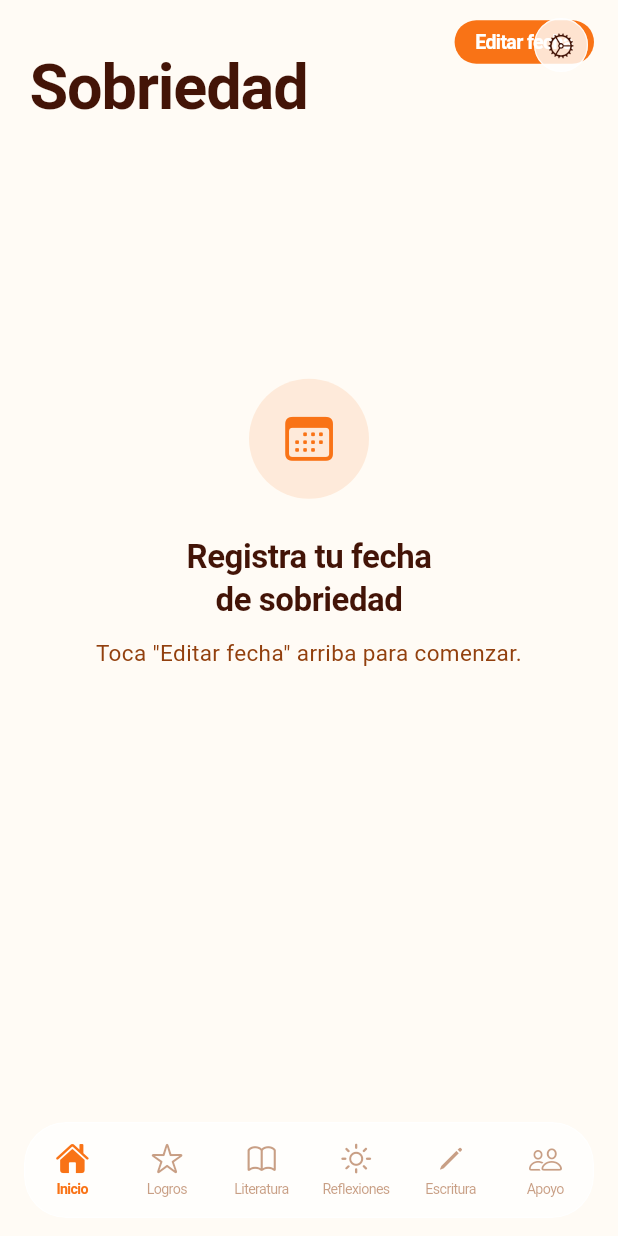
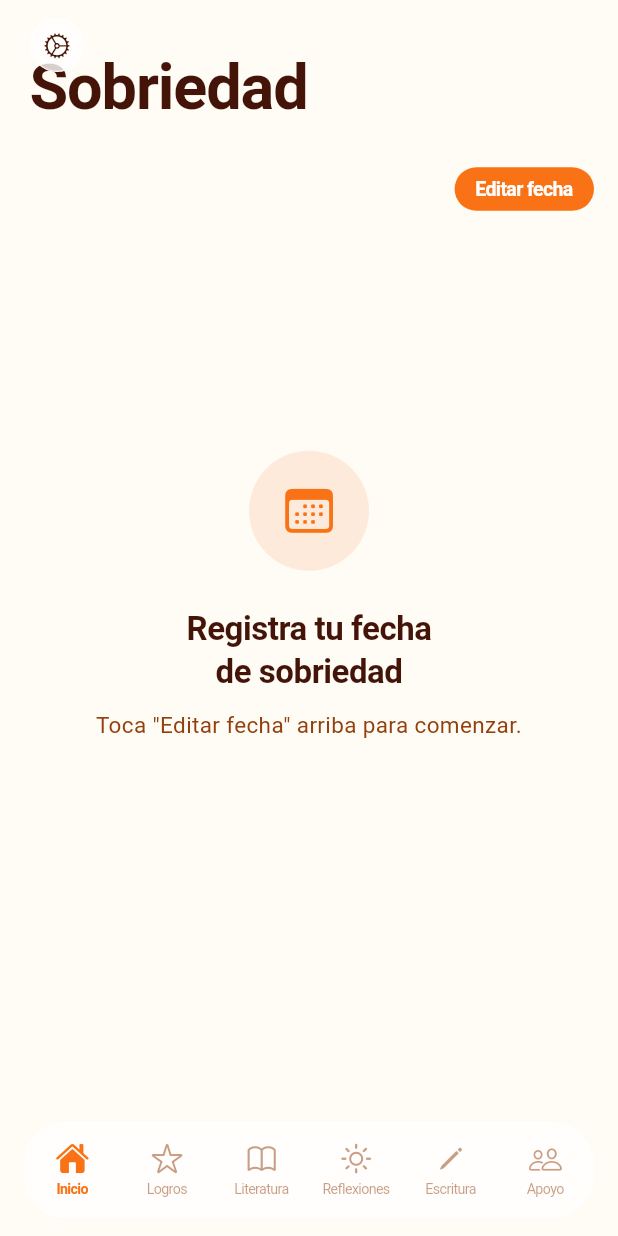
Before and after one commit to Emilop10/aa-app, a Flutter app: the screen it shows after launch, on a phone screen of 412 x 824 dp. Run offline on Flutter 3.47's test engine with Material 3 defaults, Android fonts, the phone set to English and light mode, and no system bars; our stand-ins replace flutter_local_notifications, flutter_native_timezone, percent_indicator, share_plus, shared_preferences, table_calendar and 1 more; missing offline and left inert: syncfusion_flutter_pdfviewer, vocsy_epub_viewer.

```diff
--- a/app/lib/sobriety_counter.dart
+++ b/app/lib/sobriety_counter.dart
@@ -83,11 +83,11 @@ class _SobrietyCounterAppState extends State<SobrietyCounterApp> {
             index: _currentIndex,
             children: screens,
           ),
-          // Settings button overlay (top-right, only visible on index 0)
+          // Settings button overlay (top-left, only visible on index 0)
           if (_currentIndex == 0)
             Positioned(
               top: MediaQuery.of(context).padding.top + 8,
-              right: 16,
+              left: 16,
               child: CupertinoButton(
                 padding: EdgeInsets.zero,
                 onPressed: _openSettings,
--- a/app/lib/sobriety_counter_screen.dart
+++ b/app/lib/sobriety_counter_screen.dart
@@ -38,12 +38,26 @@ class _SobrietyCounterState extends State<SobrietyCounter>
   _TimeBreakdown timeBreakdown =
       _TimeBreakdown(years: 0, months: 0, days: 0, totalDays: 0);
   Timer? _timer;
+
+  // Animación de pulso en el número grande
   late AnimationController _pulseController;
   late Animation<double> _pulseAnimation;
+
+  // Animación de entrada de las cards
+  late AnimationController _entryController;
+  late Animation<double> _heroFade;
+  late Animation<Offset> _heroSlide;
+  late Animation<double> _card1Fade;
+  late Animation<Offset> _card1Slide;
+  late Animation<double> _card2Fade;
+  late Animation<Offset> _card2Slide;
+  late Animation<double> _card3Fade;
+  late Animation<Offset> _card3Slide;
 
   @override
   void initState() {
     super.initState();
+
     _pulseController = AnimationController(
       vsync: this,
       duration: const Duration(seconds: 3),
@@ -51,6 +65,32 @@ class _SobrietyCounterState extends State<SobrietyCounter>
     _pulseAnimation = Tween<double>(begin: 0.97, end: 1.03).animate(
       CurvedAnimation(parent: _pulseController, curve: Curves.easeInOut),
     );
+
+    _entryController = AnimationController(
+      vsync: this,
+      duration: const Duration(milliseconds: 900),
+    );
+
+    _heroFade  = Tween<double>(begin: 0, end: 1).animate(
+        CurvedAnimation(parent: _entryController, curve: const Interval(0.0, 0.5, curve: Curves.easeOut)));
+    _heroSlide = Tween<Offset>(begin: const Offset(0, 0.08), end: Offset.zero).animate(
+        CurvedAnimation(parent: _entryController, curve: const Interval(0.0, 0.5, curve: Curves.easeOut)));
+
+    _card1Fade  = Tween<double>(begin: 0, end: 1).animate(
+        CurvedAnimation(parent: _entryController, curve: const Interval(0.25, 0.65, curve: Curves.easeOut)));
+    _card1Slide = Tween<Offset>(begin: const Offset(0, 0.1), end: Offset.zero).animate(
+        CurvedAnimation(parent: _entryController, curve: const Interval(0.25, 0.65, curve: Curves.easeOut)));
+
+    _card2Fade  = Tween<double>(begin: 0, end: 1).animate(
+        CurvedAnimation(parent: _entryController, curve: const Interval(0.45, 0.8, curve: Curves.easeOut)));
+    _card2Slide = Tween<Offset>(begin: const Offset(0, 0.1), end: Offset.zero).animate(
+        CurvedAnimation(parent: _entryController, curve: const Interval(0.45, 0.8, curve: Curves.easeOut)));
+
+    _card3Fade  = Tween<double>(begin: 0, end: 1).animate(
+        CurvedAnimation(parent: _entryController, curve: const Interval(0.6, 1.0, curve: Curves.easeOut)));
+    _card3Slide = Tween<Offset>(begin: const Offset(0, 0.1), end: Offset.zero).animate(
+        CurvedAnimation(parent: _entryController, curve: const Interval(0.6, 1.0, curve: Curves.easeOut)));
+
     _loadSobrietyDate();
   }
 
@@ -58,6 +98,7 @@ class _SobrietyCounterState extends State<SobrietyCounter>
   void dispose() {
     _timer?.cancel();
     _pulseController.dispose();
+    _entryController.dispose();
     super.dispose();
   }
 
@@ -84,6 +125,7 @@ class _SobrietyCounterState extends State<SobrietyCounter>
         timeBreakdown = _calculateYearsMonthsDays(sobrietyDate!, DateTime.now());
         _startTimer();
       });
+      _entryController.forward();
     }
   }
 
@@ -99,11 +141,11 @@ class _SobrietyCounterState extends State<SobrietyCounter>
 
   Future<void> _setSobrietyDate(BuildContext context) async {
     DateTime tempDate = sobrietyDate ?? DateTime.now();
+    final isDark = Theme.of(context).brightness == Brightness.dark;
 
     await showCupertinoModalPopup(
       context: context,
       builder: (ctx) {
-        final isDark = Theme.of(context).brightness == Brightness.dark;
         return Container(
           height: 340,
           decoration: BoxDecoration(
@@ -112,7 +154,6 @@ class _SobrietyCounterState extends State<SobrietyCounter>
           ),
           child: Column(
             children: [
-              // Handle bar
               Container(
                 margin: const EdgeInsets.only(top: 12),
                 width: 36,
@@ -131,6 +172,7 @@ class _SobrietyCounterState extends State<SobrietyCounter>
                       padding: EdgeInsets.zero,
                       child: Text('Cancelar',
                           style: TextStyle(
+                              decoration: TextDecoration.none,
                               color: isDark ? Colors.white60 : Colors.black45)),
                       onPressed: () => Navigator.pop(ctx),
                     ),
@@ -138,13 +180,16 @@ class _SobrietyCounterState extends State<SobrietyCounter>
                         style: TextStyle(
                           fontSize: 15,
                           fontWeight: FontWeight.w600,
+                          decoration: TextDecoration.none,
                           color: isDark ? Colors.white : Colors.black,
                         )),
                     CupertinoButton(
                       padding: EdgeInsets.zero,
                       child: const Text('Listo',
                           style: TextStyle(
-                              color: _kOrange, fontWeight: FontWeight.w600)),
+                              decoration: TextDecoration.none,
+                              color: _kOrange,
+                              fontWeight: FontWeight.w600)),
                       onPressed: () async {
                         Navigator.pop(ctx);
                         final prefs = await SharedPreferences.getInstance();
@@ -152,6 +197,7 @@ class _SobrietyCounterState extends State<SobrietyCounter>
                             'sobrietyDate', tempDate.toIso8601String());
                         setState(() => sobrietyDate = tempDate);
                         _startTimer();
+                        _entryController.forward(from: 0);
                         widget.onDateChanged();
                       },
                     ),
@@ -192,7 +238,6 @@ class _SobrietyCounterState extends State<SobrietyCounter>
       body: CustomScrollView(
         physics: const BouncingScrollPhysics(),
         slivers: [
-          // ── iOS-style large title nav bar ─────────────────────
           SliverAppBar(
             expandedHeight: 100,
             floating: false,
@@ -201,6 +246,7 @@ class _SobrietyCounterState extends State<SobrietyCounter>
             backgroundColor: bgColor,
             elevation: 0,
             scrolledUnderElevation: 0,
+            automaticallyImplyLeading: false,
             flexibleSpace: FlexibleSpaceBar(
               titlePadding: const EdgeInsets.only(left: 20, bottom: 14),
               title: Text(
@@ -214,14 +260,20 @@ class _SobrietyCounterState extends State<SobrietyCounter>
               ),
               stretchModes: const [StretchMode.fadeTitle],
             ),
-            actions: [
-              Padding(
-                padding: const EdgeInsets.only(right: 8),
-                child: CupertinoButton(
-                  padding: const EdgeInsets.all(8),
+            // Botón editar fecha movido abajo del título, no en actions
+          ),
+
+          SliverToBoxAdapter(
+            child: Padding(
+              padding: const EdgeInsets.fromLTRB(16, 4, 16, 0),
+              child: Row(
+                mainAxisAlignment: MainAxisAlignment.end,
+                children: [
+                  CupertinoButton(
+                    padding: EdgeInsets.zero,
+                    onPressed: () => _setSobrietyDate(context),
                     child: Container(
-                    padding: const EdgeInsets.symmetric(
-                        horizontal: 14, vertical: 7),
+                      padding: const EdgeInsets.symmetric(horizontal: 14, vertical: 7),
                       decoration: BoxDecoration(
                         color: _kOrange,
                         borderRadius: BorderRadius.circular(20),
@@ -232,16 +284,16 @@ class _SobrietyCounterState extends State<SobrietyCounter>
                           color: Colors.white,
                           fontSize: 13,
                           fontWeight: FontWeight.w600,
+                          decoration: TextDecoration.none,
                         ),
                       ),
-                  ),
-                  onPressed: () => _setSobrietyDate(context),
                     ),
                   ),
                 ],
               ),
+            ),
+          ),
 
-          // ── Contenido ─────────────────────────────────────────
           SliverToBoxAdapter(
             child: sobrietyDate == null
                 ? _buildEmptyState(isDark, textPrim)
@@ -305,22 +357,32 @@ class _SobrietyCounterState extends State<SobrietyCounter>
     final tb = timeBreakdown;
 
     return Padding(
-      padding: const EdgeInsets.fromLTRB(16, 0, 16, 32),
+      padding: const EdgeInsets.fromLTRB(16, 12, 16, 32),
       child: Column(
         crossAxisAlignment: CrossAxisAlignment.stretch,
         children: [
 
-          // ── Hero Card ────────────────────────────────────────
-          _HeroCard(
+          // ── Hero Card con animación de entrada ───────────────
+          FadeTransition(
+            opacity: _heroFade,
+            child: SlideTransition(
+              position: _heroSlide,
+              child: _HeroCard(
                 isDark: isDark,
                 totalDays: _fmt(tb.totalDays),
                 pulseAnimation: _pulseAnimation,
               ),
+            ),
+          ),
 
           const SizedBox(height: 12),
 
-          // ── Desglose años / meses / días ─────────────────────
-          Row(
+          // ── Stat cards con animación escalonada ──────────────
+          FadeTransition(
+            opacity: _card1Fade,
+            child: SlideTransition(
+              position: _card1Slide,
+              child: Row(
                 children: [
                   _MiniStatCard(
                     value: '${tb.years}',
@@ -353,27 +415,41 @@ class _SobrietyCounterState extends State<SobrietyCounter>
                   ),
                 ],
               ),
+            ),
+          ),
 
           const SizedBox(height: 12),
 
           // ── Frase motivacional ────────────────────────────────
-          _QuoteCard(
+          FadeTransition(
+            opacity: _card2Fade,
+            child: SlideTransition(
+              position: _card2Slide,
+              child: _QuoteCard(
                 isDark: isDark,
                 surfColor: surfColor,
                 borderColor: borderColor,
                 textPrim: textPrim,
               ),
+            ),
+          ),
 
           const SizedBox(height: 12),
 
           // ── Fecha de inicio ───────────────────────────────────
-          _StartDateCard(
+          FadeTransition(
+            opacity: _card3Fade,
+            child: SlideTransition(
+              position: _card3Slide,
+              child: _StartDateCard(
                 date: sobrietyDate!,
                 isDark: isDark,
                 surfColor: surfColor,
                 borderColor: borderColor,
                 textPrim: textPrim,
                 onEdit: () => _setSobrietyDate(context),
+              ),
+            ),
           ),
 
         ],
@@ -383,7 +459,7 @@ class _SobrietyCounterState extends State<SobrietyCounter>
 }
 
 // ─────────────────────────────────────────────────────────────────
-// Hero Card — número grande con gradiente y glow
+// Hero Card
 // ─────────────────────────────────────────────────────────────────
 class _HeroCard extends StatelessWidget {
   final bool isDark;
@@ -419,7 +495,6 @@ class _HeroCard extends StatelessWidget {
       ),
       child: Stack(
         children: [
-          // Círculo decorativo de fondo
           Positioned(
             right: -30,
             top: -30,
@@ -444,14 +519,12 @@ class _HeroCard extends StatelessWidget {
               ),
             ),
           ),
-          // Contenido
           Padding(
             padding: const EdgeInsets.symmetric(horizontal: 28, vertical: 24),
             child: Column(
               crossAxisAlignment: CrossAxisAlignment.start,
               mainAxisAlignment: MainAxisAlignment.spaceBetween,
               children: [
-                // Label superior
                 Row(
                   children: [
                     Container(
@@ -473,6 +546,7 @@ class _HeroCard extends StatelessWidget {
                               fontSize: 11,
                               fontWeight: FontWeight.w700,
                               letterSpacing: 0.8,
+                              decoration: TextDecoration.none,
                             ),
                           ),
                         ],
@@ -480,7 +554,6 @@ class _HeroCard extends StatelessWidget {
                     ),
                   ],
                 ),
-                // Número grande animado
                 ScaleTransition(
                   scale: pulseAnimation,
                   child: Column(
@@ -496,6 +569,7 @@ class _HeroCard extends StatelessWidget {
                             color: Colors.white,
                             height: 1.0,
                             letterSpacing: -3,
+                            decoration: TextDecoration.none,
                           ),
                         ),
                       ),
@@ -507,6 +581,7 @@ class _HeroCard extends StatelessWidget {
                           color: Colors.white.withOpacity(0.8),
                           fontWeight: FontWeight.w500,
                           letterSpacing: 0.2,
+                          decoration: TextDecoration.none,
                         ),
                       ),
                     ],
@@ -572,6 +647,7 @@ class _MiniStatCard extends StatelessWidget {
                     fontWeight: FontWeight.w700,
                     color: textPrim,
                     letterSpacing: -0.5,
+                    decoration: TextDecoration.none,
                   ),
                 ),
                 const SizedBox(height: 2),
@@ -581,6 +657,7 @@ class _MiniStatCard extends StatelessWidget {
                     fontSize: 12,
                     color: isDark ? Colors.white38 : _kTextSec,
                     fontWeight: FontWeight.w500,
+                    decoration: TextDecoration.none,
                   ),
                 ),
               ],
@@ -648,6 +725,7 @@ class _QuoteCard extends StatelessWidget {
                     color: textPrim,
                     fontWeight: FontWeight.w500,
                     letterSpacing: 0.1,
+                    decoration: TextDecoration.none,
                   ),
                 ),
               ),
@@ -728,6 +806,7 @@ class _StartDateCard extends StatelessWidget {
                         fontSize: 12,
                         color: isDark ? Colors.white38 : _kTextSec,
                         fontWeight: FontWeight.w500,
+                        decoration: TextDecoration.none,
                       ),
                     ),
                     const SizedBox(height: 2),
@@ -737,6 +816,7 @@ class _StartDateCard extends StatelessWidget {
                         fontSize: 15,
                         fontWeight: FontWeight.w600,
                         color: textPrim,
+                        decoration: TextDecoration.none,
                       ),
                     ),
                   ],
```
Lines whose indentation alone changed are shown as unchanged.
